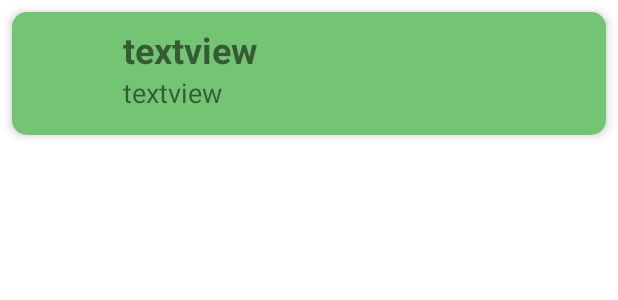
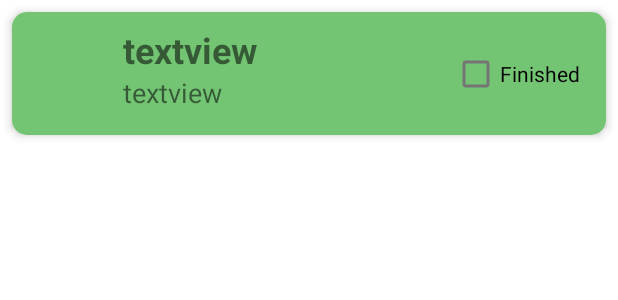
Before and after one commit to mahdiabderraouf/backlog-mobile-app, an Android app: the layout project_cell.xml on its own in the app's theme, with its tools: preview values and no code run, on a phone screen of 412 x 824 dp. Shown: the top 300 px of the screen. Run offline under Robolectric (Android 15) with nearby library versions, the phone set to English and light mode, and no system bars.

Commit message:
update 20/02

```diff
--- a/app/src/main/res/layout/activity_projectdisplay.xml
+++ b/app/src/main/res/layout/activity_projectdisplay.xml
@@ -44,6 +44,7 @@
         app:backgroundTint="@color/green"
         app:layout_constraintBottom_toBottomOf="parent"
         app:layout_constraintEnd_toEndOf="parent"
-        app:srcCompat="@drawable/add_circle_icon" />
+        app:srcCompat="@drawable/add_circle_icon"
+        android:contentDescription="TODO" />
 
 </androidx.constraintlayout.widget.ConstraintLayout>
--- a/app/src/main/res/layout/project_cell.xml
+++ b/app/src/main/res/layout/project_cell.xml
@@ -1,6 +1,7 @@
 <?xml version="1.0" encoding="utf-8"?>
 <androidx.cardview.widget.CardView xmlns:android="http://schemas.android.com/apk/res/android"
     xmlns:app="http://schemas.android.com/apk/res-auto"
+    xmlns:tools="http://schemas.android.com/tools"
     android:layout_width="match_parent"
     android:layout_height="wrap_content"
     android:layout_margin="8dp"
@@ -50,6 +51,18 @@
             app:layout_constraintBottom_toBottomOf="@+id/projectImage"
             app:layout_constraintStart_toEndOf="@+id/projectImage" />
 
+        <CheckBox
+            android:id="@+id/checkBox"
+            android:layout_width="wrap_content"
+            android:layout_height="wrap_content"
+            android:layout_marginStart="32dp"
+            android:text="@string/checkbox"
+            app:layout_constraintBottom_toBottomOf="parent"
+            app:layout_constraintEnd_toEndOf="parent"
+            app:layout_constraintHorizontal_bias="0.847"
+            app:layout_constraintStart_toEndOf="@+id/projectName"
+            app:layout_constraintTop_toTopOf="parent" />
+
     </androidx.constraintlayout.widget.ConstraintLayout>
 
 </androidx.cardview.widget.CardView>
--- a/app/src/main/res/values/strings.xml
+++ b/app/src/main/res/values/strings.xml
@@ -27,6 +27,7 @@
     <string name="nameProject">Name of the project</string>
     <string name="descriptionProject">Description of the project</string>
     <string name="textview">textview</string>
+    <string name="checkbox">Finished</string>
 
     <!-- Strings used for fragments for navigation -->
 
```
